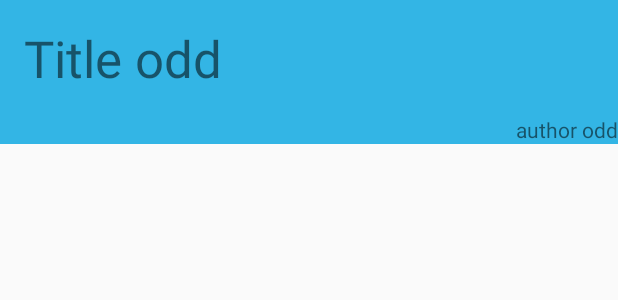
After one commit to miqasals/UOC_And2_1_bookList, an Android app: the layout book_item_even.xml on its own in the app's theme, with its tools: preview values and no code run, on a phone screen of 412 x 824 dp. The commit adds this screen. Shown: the top 300 px of the screen. Run offline under Robolectric (Android 15) with nearby library versions, the phone set to English and light mode, and no system bars.

Commit message:
EX2. Layouts creats. Pendent:  - RecyclerAdapter  - Gestió de clicks

```diff
--- a/app/src/main/AndroidManifest.xml
+++ b/app/src/main/AndroidManifest.xml
@@ -19,8 +19,7 @@
             </intent-filter>
         </activity>
         <activity
-            android:name=".activities.BookDetailActivity"
-            android:theme="@style/AppTheme.NoActionBar"></activity>
+            android:name=".activities.BookDetailActivity"></activity>
     </application>
 
 </manifest>
--- a/app/src/main/java/com/uoc/miquel/uocpac1app/activities/BookDetailActivity.java
+++ b/app/src/main/java/com/uoc/miquel/uocpac1app/activities/BookDetailActivity.java
@@ -16,8 +16,6 @@ public class BookDetailActivity extends AppCompatActivity {
         super.onCreate(savedInstanceState);
         setContentView(R.layout.activity_book_detail);
 
-        Intent intent =  getIntent();
-        //B selectedBook = intent.getStringExtra("selectedBook");
 
 
 
--- /dev/null
+++ b/app/src/main/res/layout/book_item_even.xml
@@ -0,0 +1,28 @@
+<?xml version="1.0" encoding="utf-8"?>
+<RelativeLayout
+    xmlns:android="http://schemas.android.com/apk/res/android"
+    xmlns:tools="http://schemas.android.com/tools"
+    android:layout_width="match_parent"
+    android:layout_height="96dp"
+    android:background="@android:color/holo_blue_light">
+
+    <TextView
+        android:text="Title odd"
+        android:layout_width="wrap_content"
+        android:layout_height="wrap_content"
+        android:layout_alignParentTop="true"
+        android:layout_alignParentLeft="true"
+        android:layout_alignParentStart="true"
+        android:layout_margin="16dp"
+        android:textSize="34sp"
+        android:id="@+id/title" />
+
+    <TextView
+        android:text="author odd"
+        android:layout_width="wrap_content"
+        android:layout_height="wrap_content"
+        android:layout_alignParentBottom="true"
+        android:layout_alignParentRight="true"
+        android:layout_alignParentEnd="true"
+        android:id="@+id/author" />
+</RelativeLayout>
```
Also changed, not shown: app/src/main/java/com/uoc/miquel/uocpac1app/activities/BookListActivity.java (+31 -4 lines), app/src/main/java/com/uoc/miquel/uocpac1app/adapters/BookListAdapter.java (+4 -5 lines), app/src/main/java/com/uoc/miquel/uocpac1app/adapters/RecyclerAdapter.java (added, +56 -0 lines), app/src/main/java/com/uoc/miquel/uocpac1app/model/BookContent.java (+25 -39 lines), app/src/main/res/layout-w900dp/activity_book_list.xml (+11 -1 lines), app/src/main/res/layout/activity_book_list.xml (+11 -0 lines), app/src/main/res/layout/book_item_odd.xml (added, +28 -0 lines), app/src/main/res/layout/book_item_EXERCICI1.xml (renamed from app/src/main/res/layout/book_item.xml).
